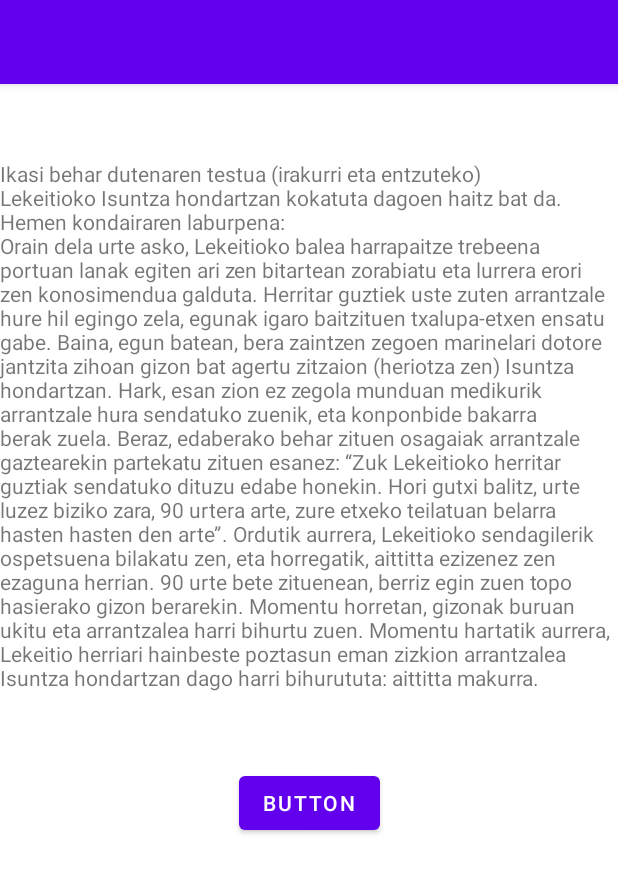
After one commit to lotus-coder/DidaktikAPP, an Android app: the HirugarrenActivityTestua screen opened directly, with no data from a screen before it, on a phone screen of 412 x 824 dp. The commit adds this screen. Shown: the top 873 px of the screen. Run offline under Robolectric (Android 15) with nearby library versions, the phone set to English and light mode, and no system bars.

Commit message:
terminando 3

```diff
--- a/app/src/main/AndroidManifest.xml
+++ b/app/src/main/AndroidManifest.xml
@@ -11,12 +11,13 @@
         android:roundIcon="@mipmap/ic_launcher_round"
         android:supportsRtl="true"
         android:theme="@style/Theme.DidaktikAPP">
-        <activity android:name=".HirugarrenActivity"></activity>
+        <activity android:name=".HirugarrenActivityTestua"></activity>
+        <activity android:name=".SopaLetras" />
         <activity android:name=".BostgarrenActivity" />
         <activity android:name=".LehenengoTexto" />
         <activity android:name=".MainActivity" />
         <activity android:name=".LehenengoActivity" />
-        <activity android:name=".SopaLetras">
+        <activity android:name=".HirugarrenActivity">
             <intent-filter>
                 <action android:name="android.intent.action.MAIN" />
 
--- /dev/null
+++ b/app/src/main/java/com/example/didaktikapp/HirugarrenActivityTestua.java
@@ -0,0 +1,32 @@
+package com.example.didaktikapp;
+
+import androidx.appcompat.app.AppCompatActivity;
+
+import android.os.Bundle;
+import android.widget.TextView;
+
+public class HirugarrenActivityTestua extends AppCompatActivity {
+
+    TextView txtTestua;
+
+    @Override
+    protected void onCreate(Bundle savedInstanceState) {
+        super.onCreate(savedInstanceState);
+        setContentView(R.layout.activity_hirugarren_testua);
+        txtTestua = findViewById(R.id.txtHirugarren);
+        txtTestua.setText("Ikasi behar dutenaren testua (irakurri eta entzuteko)\n" +
+                "Lekeitioko Isuntza hondartzan kokatuta dagoen haitz bat da. Hemen kondairaren laburpena:\n" +
+                "Orain dela urte asko, Lekeitioko balea harrapaitze trebeena portuan lanak egiten ari zen" +
+                " bitartean zorabiatu eta lurrera erori zen konosimendua galduta. Herritar guztiek uste zuten " +
+                "arrantzale hure hil egingo zela, egunak igaro baitzituen txalupa-etxen ensatu gabe. Baina, egun" +
+                " batean, bera zaintzen zegoen marinelari dotore jantzita zihoan gizon bat agertu zitzaion (heriotza zen)" +
+                " Isuntza hondartzan. Hark, esan zion ez zegola munduan medikurik arrantzale hura sendatuko zuenik, eta" +
+                " konponbide bakarra berak zuela. Beraz, edaberako behar zituen osagaiak arrantzale gaztearekin partekatu" +
+                " zituen esanez: “Zuk Lekeitioko herritar guztiak sendatuko dituzu edabe honekin. Hori gutxi balitz, urte" +
+                " luzez biziko zara, 90 urtera arte, zure etxeko teilatuan belarra hasten hasten den arte”. Ordutik aurrera" +
+                ", Lekeitioko sendagilerik ospetsuena bilakatu zen, eta horregatik, aittitta ezizenez zen ezaguna herrian." +
+                " 90 urte bete zituenean, berriz egin zuen topo hasierako gizon berarekin. Momentu horretan, gizonak buruan" +
+                " ukitu eta arrantzalea harri bihurtu zuen. Momentu hartatik aurrera, Lekeitio herriari hainbeste poztasun" +
+                " eman zizkion arrantzalea Isuntza hondartzan dago harri bihurututa: aittitta makurra.");
+    }
+}
--- a/app/src/main/res/layout/activity_hirugarren.xml
+++ b/app/src/main/res/layout/activity_hirugarren.xml
@@ -5,10 +5,9 @@
     android:layout_width="match_parent"
     android:layout_height="match_parent"
     tools:context=".HirugarrenActivity">
-    tools:context=".LehenengoActivity">
 
     <VideoView
-        android:id="@+id/bostgarren_videoView"
+        android:id="@+id/vvHirugarren"
         android:layout_width="match_parent"
         android:layout_height="match_parent"
         app:layout_constraintBottom_toBottomOf="parent"
--- /dev/null
+++ b/app/src/main/res/layout/activity_hirugarren_testua.xml
@@ -0,0 +1,28 @@
+<?xml version="1.0" encoding="utf-8"?>
+<androidx.constraintlayout.widget.ConstraintLayout xmlns:android="http://schemas.android.com/apk/res/android"
+    xmlns:app="http://schemas.android.com/apk/res-auto"
+    xmlns:tools="http://schemas.android.com/tools"
+    android:layout_width="match_parent"
+    android:layout_height="match_parent"
+    tools:context=".HirugarrenActivityTestua">
+
+    <TextView
+        android:id="@+id/txtHirugarren"
+        android:layout_width="wrap_content"
+        android:layout_height="wrap_content"
+        android:layout_marginTop="50sp"
+        app:layout_constraintEnd_toEndOf="parent"
+        app:layout_constraintStart_toStartOf="parent"
+        app:layout_constraintTop_toTopOf="parent" />
+
+    <Button
+        android:id="@+id/button"
+        android:layout_width="wrap_content"
+        android:layout_height="wrap_content"
+        android:text="Button"
+        android:layout_marginTop="50sp"
+        app:layout_constraintEnd_toEndOf="parent"
+        app:layout_constraintStart_toStartOf="parent"
+        app:layout_constraintTop_toBottomOf="@+id/txtHirugarren"
+        tools:layout_editor_absoluteX="168dp" />
+</androidx.constraintlayout.widget.ConstraintLayout>
```
Also changed, not shown: app/src/main/java/com/example/didaktikapp/DialogoConfirmacion.java (added, +30 -0 lines), app/src/main/java/com/example/didaktikapp/HirugarrenActivity.java (+83 -0 lines).
